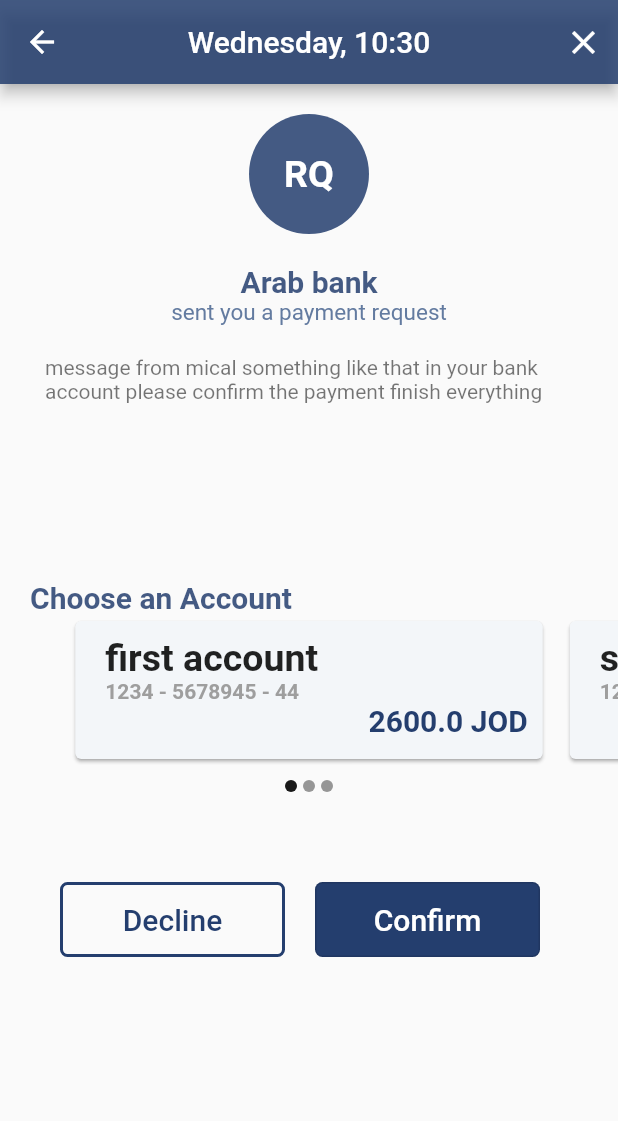
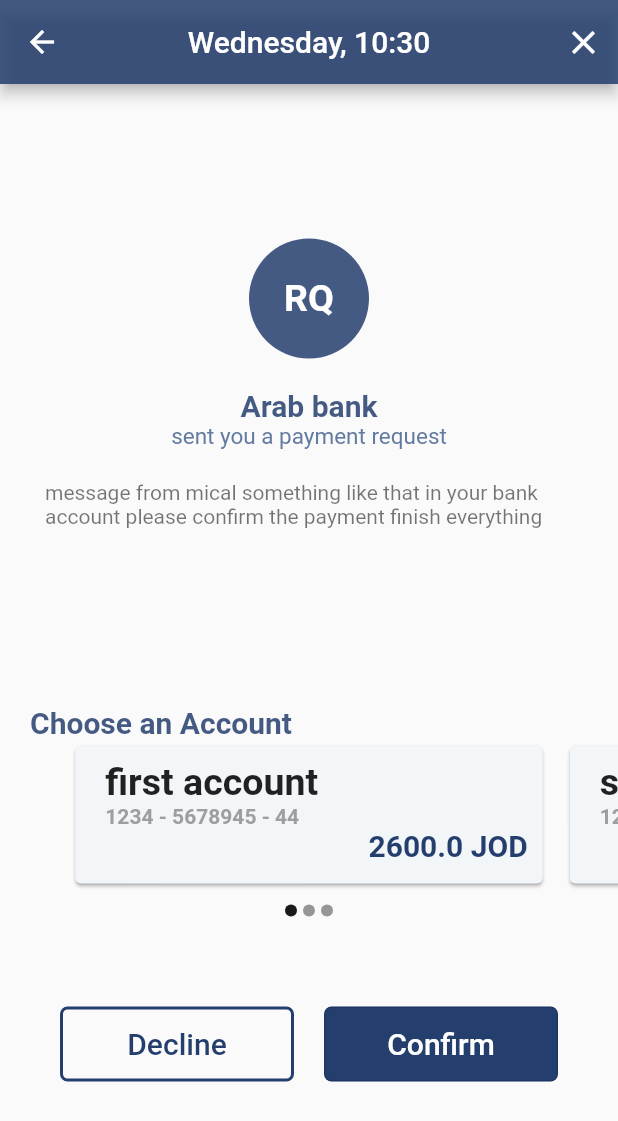
Before and after one commit to LeoSH3170218/payment_application, a Flutter app: the PaymentConfirmation screen opened by its route, on a phone screen of 412 x 824 dp. Shown: the top 1121 px of the screen. Run offline on Flutter 3.47's test engine with Material 2 defaults, Android fonts, the phone set to English and light mode, and no system bars; drawn by our look-alikes of carousel_slider.

Commit message:
added Expanded for buttons in the bottom

```diff
--- a/lib/pages/payment_confirmation.dart
+++ b/lib/pages/payment_confirmation.dart
@@ -20,7 +20,9 @@
   int currentPos = 0;
   @override
   Widget build(BuildContext context) {
+
     return Scaffold(
+      resizeToAvoidBottomInset: true,
       appBar: AppBar(
         title: Text("$day, $currentTime"),
         centerTitle: true,
@@ -39,6 +41,7 @@
         ],
       ),
       body: Center(
+        child: SingleChildScrollView(
           child: Column(
             mainAxisAlignment: MainAxisAlignment.start,
             children: [
@@ -216,11 +219,13 @@
                 height: 50,
               ),
               Row(
+                mainAxisAlignment: MainAxisAlignment.spaceBetween,
                 children: [
                   Padding(
                     padding: EdgeInsets.only(left: 40),
                   ),
-                Container(
+                  Expanded(
+                    child: Container(
                       width: 150,
                       height: 50,
                       child: OutlinedButton(
@@ -245,10 +250,12 @@
                         ),
                       ),
                     ),
+                  ),
                   SizedBox(
                     width: 20,
                   ),
-                Container(
+                  Expanded(
+                    child: Container(
                       width: 150,
                       height: 50,
                       child: OutlinedButton(
@@ -268,6 +275,10 @@
                         ),
                       ),
                     ),
+                  ),
+                  Padding(
+                    padding: EdgeInsets.only(right: 40),
+                  ),
                 ],
               ),
               SizedBox(
@@ -276,6 +287,8 @@
 
             ],
           ),
+        ),
+
       ),
     );
   }
```
Lines whose indentation alone changed are shown as unchanged.
